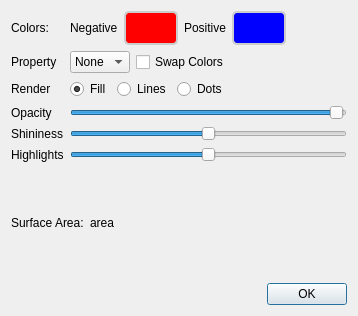
Qt form src/SurfaceConfigurator.ui (nutjunkie/IQmol) before a commit.
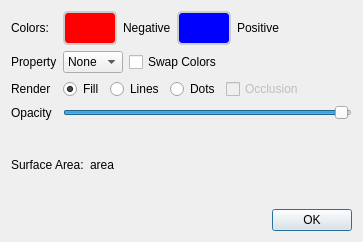
The same form after that commit.

```diff
--- a/src/SurfaceConfigurator.ui
+++ b/src/SurfaceConfigurator.ui
@@ -6,8 +6,8 @@
    <rect>
     <x>0</x>
     <y>0</y>
-    <width>358</width>
-    <height>316</height>
+    <width>363</width>
+    <height>242</height>
    </rect>
   </property>
   <property name="windowTitle">
@@ -55,13 +55,6 @@
      </item>
      <item row="0" column="1">
       <layout class="QHBoxLayout" name="horizontalLayout_4">
-       <item>
-        <widget class="QLabel" name="negativeLabel">
-         <property name="text">
-          <string>Negative</string>
-         </property>
-        </widget>
-       </item>
        <item>
         <widget class="QToolButton" name="negativeColorButton">
          <property name="styleSheet">
@@ -81,9 +74,9 @@
         </widget>
        </item>
        <item>
-        <widget class="QLabel" name="positiveLabel">
+        <widget class="QLabel" name="negativeLabel">
          <property name="text">
-          <string>Positive</string>
+          <string>Negative</string>
          </property>
         </widget>
        </item>
@@ -105,6 +98,13 @@
          </property>
         </widget>
        </item>
+       <item>
+        <widget class="QLabel" name="positiveLabel">
+         <property name="text">
+          <string>Positive</string>
+         </property>
+        </widget>
+       </item>
        <item>
         <spacer name="horizontalSpacer_10">
          <property name="orientation">
@@ -179,6 +179,16 @@
          </property>
         </widget>
        </item>
+       <item>
+        <widget class="QCheckBox" name="ambientOcclusionCheckBox">
+         <property name="enabled">
+          <bool>false</bool>
+         </property>
+         <property name="text">
+          <string>Occlusion</string>
+         </property>
+        </widget>
+       </item>
        <item>
         <spacer name="horizontalSpacer">
          <property name="orientation">
@@ -201,6 +211,13 @@
        </property>
       </widget>
      </item>
+     <item row="1" column="0">
+      <widget class="QLabel" name="label_10">
+       <property name="text">
+        <string>Property</string>
+       </property>
+      </widget>
+     </item>
      <item row="3" column="0">
       <widget class="QLabel" name="label_8">
        <property name="text">
@@ -224,56 +241,6 @@
        </property>
       </widget>
      </item>
-     <item row="4" column="0">
-      <widget class="QLabel" name="label">
-       <property name="text">
-        <string>Shininess</string>
-       </property>
-      </widget>
-     </item>
-     <item row="4" column="1">
-      <widget class="QSlider" name="shininessSlider">
-       <property name="maximum">
-        <number>100</number>
-       </property>
-       <property name="value">
-        <number>50</number>
-       </property>
-       <property name="sliderPosition">
-        <number>50</number>
-       </property>
-       <property name="orientation">
-        <enum>Qt::Horizontal</enum>
-       </property>
-      </widget>
-     </item>
-     <item row="5" column="0">
-      <widget class="QLabel" name="label_5">
-       <property name="text">
-        <string>Highlights</string>
-       </property>
-      </widget>
-     </item>
-     <item row="5" column="1">
-      <widget class="QSlider" name="specularSlider">
-       <property name="maximum">
-        <number>100</number>
-       </property>
-       <property name="value">
-        <number>50</number>
-       </property>
-       <property name="orientation">
-        <enum>Qt::Horizontal</enum>
-       </property>
-      </widget>
-     </item>
-     <item row="1" column="0">
-      <widget class="QLabel" name="label_10">
-       <property name="text">
-        <string>Property</string>
-       </property>
-      </widget>
-     </item>
     </layout>
    </item>
    <item>
```
